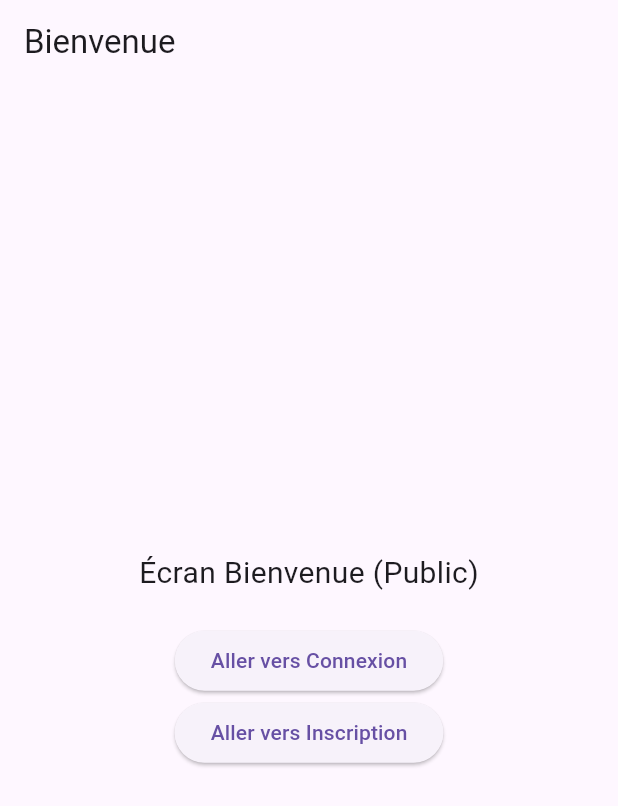
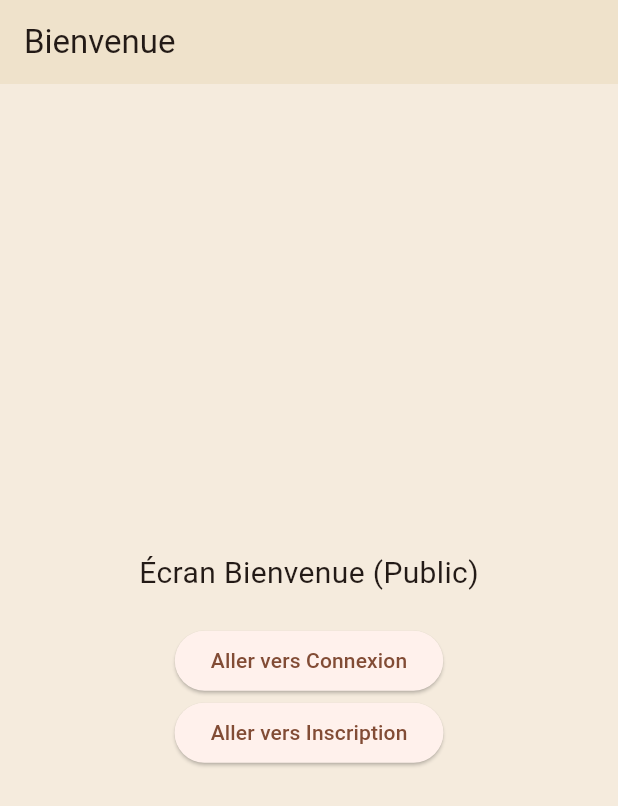
Before and after one commit to yassminahamdaoui24-cmd/uni_marketplace, a Flutter app: the screen it shows after launch, on a phone screen of 412 x 824 dp. Shown: the top 806 px of the screen. Run offline on Flutter 3.47's test engine with Material 3 defaults, Android fonts, the phone set to English and light mode, and no system bars.

Commit message:
Add Yasmine theme and reusable widgets

```diff
--- /dev/null
+++ b/lib/app_theme.dart
@@ -0,0 +1,21 @@
+import 'package:flutter/material.dart';
+
+class AppTheme {
+  static const Color brunFonce = Color(0xFF3E2922);
+  static const Color terracotta = Color(0xFF824C35);
+  static const Color caramel = Color(0xFFC98249);
+  static const Color creme = Color(0xFFEFE2CB);
+  static const Color beige = Color(0xFFF5EBDD);
+
+  static final ThemeData lightTheme = ThemeData(
+    useMaterial3: true,
+    scaffoldBackgroundColor: beige,
+    primaryColor: terracotta,
+    colorScheme: ColorScheme.fromSeed(
+      seedColor: terracotta,
+      primary: terracotta,
+      secondary: caramel,
+      surface: creme,
+    ),
+  );
+}
--- a/lib/main.dart
+++ b/lib/main.dart
@@ -1,4 +1,5 @@
 import 'package:flutter/material.dart';
+import 'app_theme.dart';
 
 void main() {
   runApp(const UniMarketplaceApp());
@@ -12,7 +13,7 @@ class UniMarketplaceApp extends StatelessWidget {
     return MaterialApp(
       title: 'Uni Marketplace',
       debugShowCheckedModeBanner: false,
-      theme: ThemeData(primarySwatch: Colors.brown, useMaterial3: true),
+      theme:AppTheme.lightTheme,
       initialRoute: '/bienvenue',
       routes: {
         '/bienvenue': (context) => const BienvenueScreen(),
```
Also changed, not shown: lib/widgets/custom_button.dart (added, +32 -0 lines), lib/widgets/custom_text_field.dart (added, +37 -0 lines), pubspec.lock, 1 other file.
